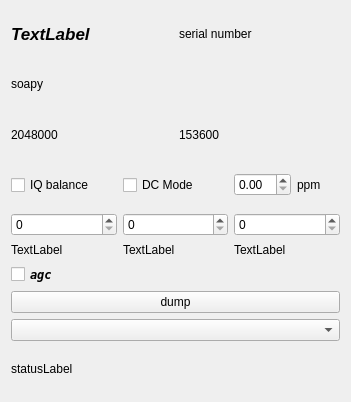
This is sources/devices/soapy/soapy-widget.ui in JvanKatwijk/qt-dab as Qt 5 draws it before an edit. The edited form follows.
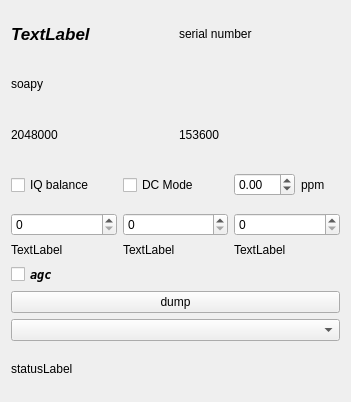
This is the edited form.

Commit message: mods from PeterD

```diff
--- a/sources/devices/soapy/soapy-widget.ui
+++ b/sources/devices/soapy/soapy-widget.ui
@@ -83,7 +83,11 @@
      <item>
       <layout class="QHBoxLayout" name="horizontalLayout_3">
        <item>
-        <widget class="QDoubleSpinBox" name="ppmIndicator"/>
+        <widget class="QDoubleSpinBox" name="ppmIndicator">
+         <property name="minimum">
+          <double>-99.989999999999995</double>
+         </property>
+        </widget>
        </item>
        <item>
         <widget class="QLabel" name="label">
```
The commit also changes 2 other files.
